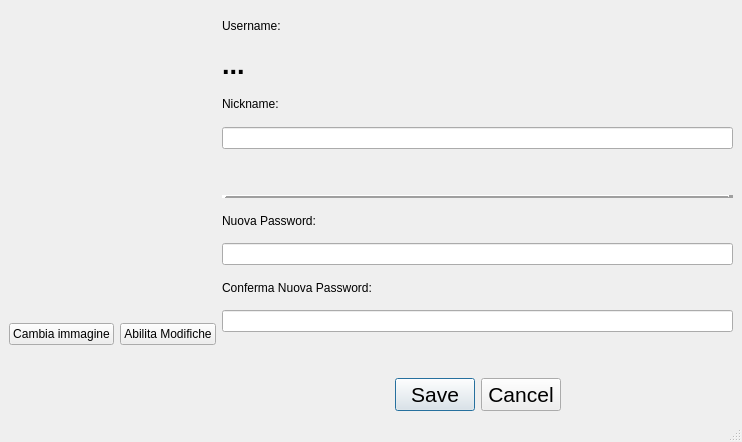
The window that Login/profilepage.ui (cosimo265598/Edilive) describes before a commit, drawn with Qt 5.
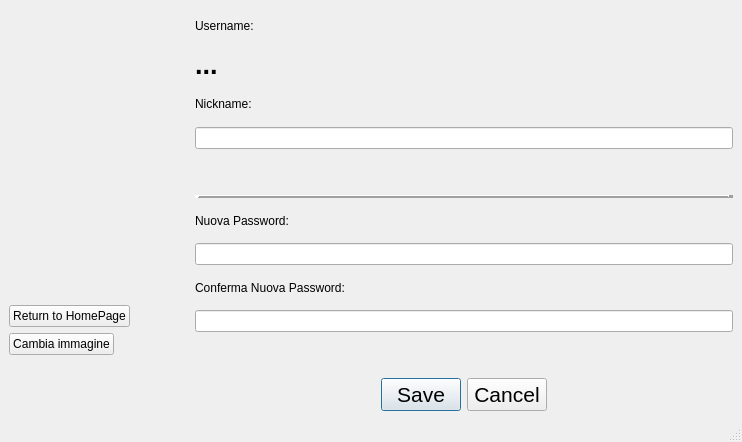
The same window after the commit.

Diff of the .ui file:
```diff
--- a/Login/profilepage.ui
+++ b/Login/profilepage.ui
@@ -88,13 +88,29 @@
        </layout>
       </item>
       <item>
-       <layout class="QHBoxLayout" name="horizontalLayout_3">
+       <layout class="QVBoxLayout" name="verticalLayout_3">
         <property name="spacing">
          <number>6</number>
         </property>
         <property name="sizeConstraint">
          <enum>QLayout::SetDefaultConstraint</enum>
         </property>
+        <item>
+         <widget class="QPushButton" name="pushButton_returnToHome">
+          <property name="sizePolicy">
+           <sizepolicy hsizetype="Maximum" vsizetype="Maximum">
+            <horstretch>0</horstretch>
+            <verstretch>0</verstretch>
+           </sizepolicy>
+          </property>
+          <property name="layoutDirection">
+           <enum>Qt::LeftToRight</enum>
+          </property>
+          <property name="text">
+           <string>Return to HomePage</string>
+          </property>
+         </widget>
+        </item>
         <item>
          <widget class="QPushButton" name="pushButton">
           <property name="sizePolicy">
@@ -109,27 +125,14 @@
             <height>0</height>
            </size>
           </property>
+          <property name="layoutDirection">
+           <enum>Qt::LeftToRight</enum>
+          </property>
           <property name="text">
            <string>Cambia immagine</string>
           </property>
          </widget>
         </item>
-        <item>
-         <widget class="QPushButton" name="pushButton_abilitaModifiche">
-          <property name="sizePolicy">
-           <sizepolicy hsizetype="Maximum" vsizetype="Maximum">
-            <horstretch>0</horstretch>
-            <verstretch>0</verstretch>
-           </sizepolicy>
-          </property>
-          <property name="layoutDirection">
-           <enum>Qt::LeftToRight</enum>
-          </property>
-          <property name="text">
-           <string>Abilita Modifiche</string>
-          </property>
-         </widget>
-        </item>
        </layout>
       </item>
      </layout>
```
